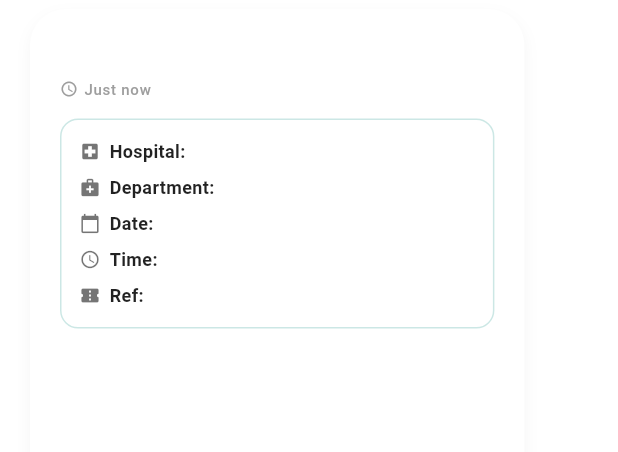
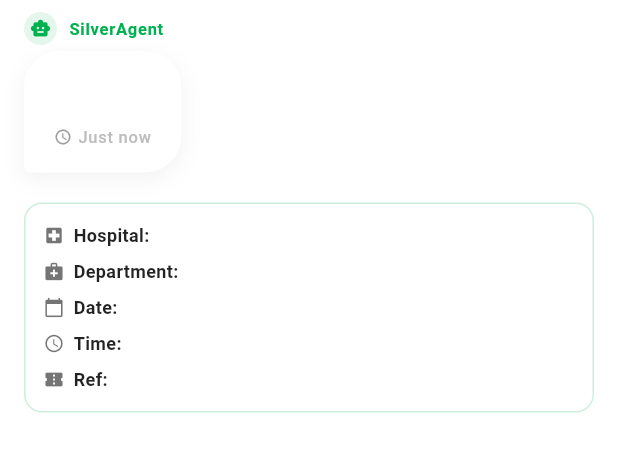
Before and after one commit to hoshinoht/SilverAgent, a Flutter app: the MessageBubble widget shown alone on an empty page, opened directly with empty values, on a phone screen of 412 x 824 dp. Shown: the top 452 px of the screen. Run offline on Flutter 3.47's test engine with Material 3 defaults, Android fonts, the phone set to English and light mode, and no system bars; our stand-ins replace permission_handler, speech_to_text.

Commit message:
re designed the healthcare, added other static functionalities to the main screen

```diff
--- a/lib/widgets/message_bubble.dart
+++ b/lib/widgets/message_bubble.dart
@@ -10,6 +10,7 @@ class MessageBubble extends StatelessWidget {
   const MessageBubble({super.key, required this.message});
 
   @override
+  @override
   Widget build(BuildContext context) {
     final isUser = message.role == 'user';
     final theme = Theme.of(context);
@@ -19,20 +20,53 @@ class MessageBubble extends StatelessWidget {
       return _buildTypingIndicator(theme);
     }
 
-    return Align(
-      alignment: isUser ? Alignment.centerRight : Alignment.centerLeft,
-      child: Container(
+    return Padding(
+      padding: const EdgeInsets.symmetric(horizontal: 16, vertical: 8),
+      child: Column(
+        crossAxisAlignment:
+            isUser ? CrossAxisAlignment.end : CrossAxisAlignment.start,
+        children: [
+          // Agent badge
+          if (!isUser) ...[
+            Row(
+              children: [
+                Container(
+                  padding: const EdgeInsets.all(4),
+                  decoration: BoxDecoration(
+                    color: theme.colorScheme.primary.withOpacity(0.1),
+                    shape: BoxShape.circle,
+                  ),
+                  child: Icon(
+                    Icons.smart_toy_rounded,
+                    size: 14,
+                    color: theme.colorScheme.primary,
+                  ),
+                ),
+                const SizedBox(width: 8),
+                Text(
+                  'SilverAgent',
+                  style: theme.textTheme.labelSmall?.copyWith(
+                    color: theme.colorScheme.primary,
+                    fontWeight: FontWeight.bold,
+                  ),
+                ),
+              ],
+            ),
+            const SizedBox(height: 4),
+          ],
+
+          // Bubble
+          Container(
             constraints: BoxConstraints(
               maxWidth: MediaQuery.of(context).size.width * 0.8,
             ),
-        margin: const EdgeInsets.symmetric(vertical: 6, horizontal: 20),
             padding: const EdgeInsets.symmetric(horizontal: 20, vertical: 16),
             decoration: BoxDecoration(
               gradient: isUser
                   ? LinearGradient(
                       colors: [
                         theme.colorScheme.primary,
-                    theme.colorScheme.primary.withOpacity(0.8),
+                        const Color(0xFF00695C), // Darker teal for depth
                       ],
                       begin: Alignment.topLeft,
                       end: Alignment.bottomRight,
@@ -47,8 +81,10 @@ class MessageBubble extends StatelessWidget {
               ),
               boxShadow: [
                 BoxShadow(
-              color: Colors.black.withOpacity(0.04),
-              blurRadius: 8,
+                  color: isUser
+                      ? theme.colorScheme.primary.withOpacity(0.2)
+                      : Colors.black.withOpacity(0.05),
+                  blurRadius: 12,
                   offset: const Offset(0, 4),
                 ),
               ],
@@ -56,63 +92,58 @@ class MessageBubble extends StatelessWidget {
             child: Column(
               crossAxisAlignment: CrossAxisAlignment.start,
               children: [
-            // Agent badge for assistant messages
-            if (!isUser &&
-                message.agentType != null &&
-                message.agentType != AgentType.general)
-              Padding(
-                padding: const EdgeInsets.only(bottom: 8),
-                child: _buildAgentBadge(message.agentType!, theme),
-              ),
-
                 // Message content
                 Text(
                   message.content,
                   style: theme.textTheme.bodyLarge?.copyWith(
-                color: isUser ? Colors.white : const Color(0xFF333333),
+                    color: isUser ? Colors.white : const Color(0xFF2C2C2C),
                     height: 1.5,
+                    fontSize: 18.0,
+                    fontWeight: FontWeight.w400,
                   ),
                 ),
-
                 const SizedBox(height: 6),
-
-            // Status and timestamp
+                // Timestamp
                 Row(
                   mainAxisSize: MainAxisSize.min,
                   children: [
-                // Status icon
                     if (message.status != null)
                       Padding(
                         padding: const EdgeInsets.only(right: 4),
                         child: _buildStatusIcon(message.status!, isUser),
                       ),
-
-                // Timestamp
                     Text(
                       _formatTime(message.timestamp),
                       style: theme.textTheme.labelSmall?.copyWith(
                         color: isUser
-                        ? Colors.white.withOpacity(0.7)
-                        : Colors.grey.shade500,
-                    fontSize: 10,
-                    fontWeight: FontWeight.w500,
+                            ? Colors.white.withOpacity(0.8)
+                            : Colors.grey.shade400,
+                        fontSize: 11,
                       ),
                     ),
                   ],
                 ),
+              ],
+            ),
+          ),
 
           // Appointment details if available
           if (message.metadata?.appointmentDetails != null)
-              _buildAppointmentCard(
+            Padding(
+              padding: const EdgeInsets.only(top: 8),
+              child: _buildAppointmentCard(
                 message.metadata!.appointmentDetails!,
                 theme,
+              ),
             ),
 
           // Error retry info
           if (message.status == MessageStatus.retrying)
-              _buildRetryInfo(message.metadata, theme),
+            Padding(
+              padding: const EdgeInsets.only(top: 8),
+              child: _buildRetryInfo(message.metadata, theme),
+            ),
         ],
-        ),
       ),
     );
   }
```
Also changed, not shown: lib/main.dart (+13 -11 lines), lib/screens/chat_screen.dart (+181 -204 lines), lib/widgets/quick_actions.dart (+22 -14 lines). Lines whose indentation alone changed are shown as unchanged.
